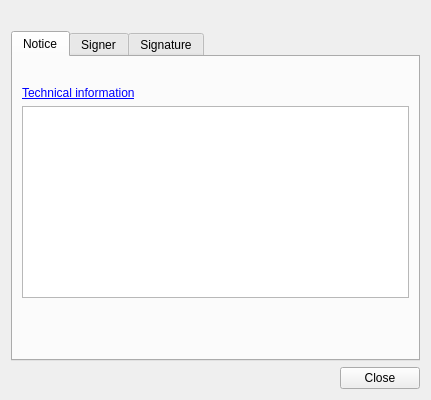
Before: the Qt Designer form client/ui/SignatureDialog.ui in open-eid/qdigidoc, drawn with Qt 5.
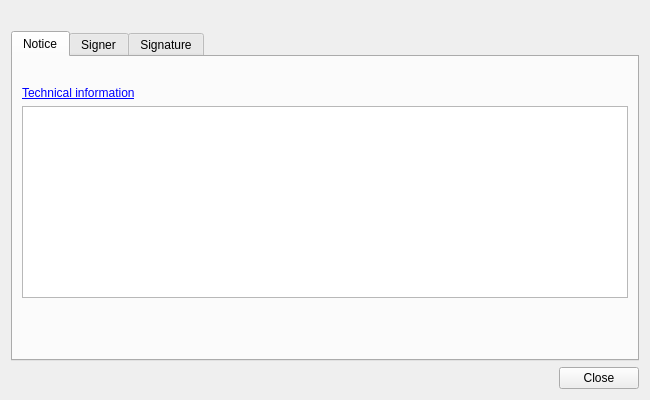
After: the same form once the commit is applied.

Diff of the .ui file:
```diff
--- a/client/ui/SignatureDialog.ui
+++ b/client/ui/SignatureDialog.ui
@@ -9,7 +9,7 @@
    <rect>
     <x>0</x>
     <y>0</y>
-    <width>431</width>
+    <width>650</width>
     <height>400</height>
    </rect>
   </property>
```
